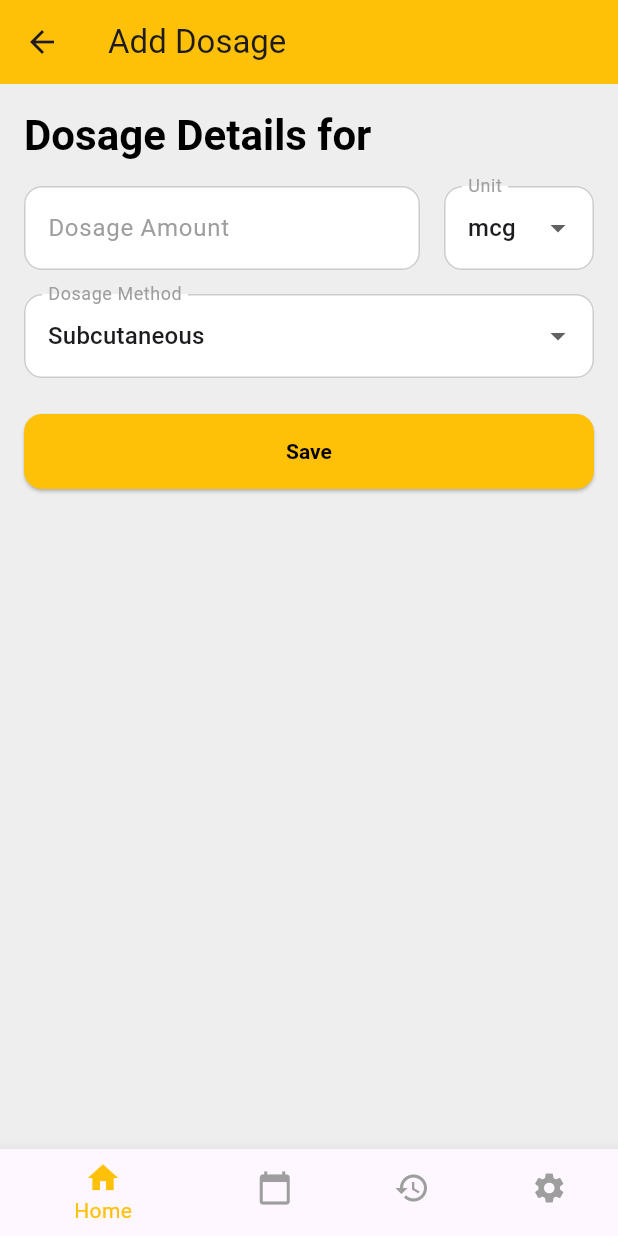
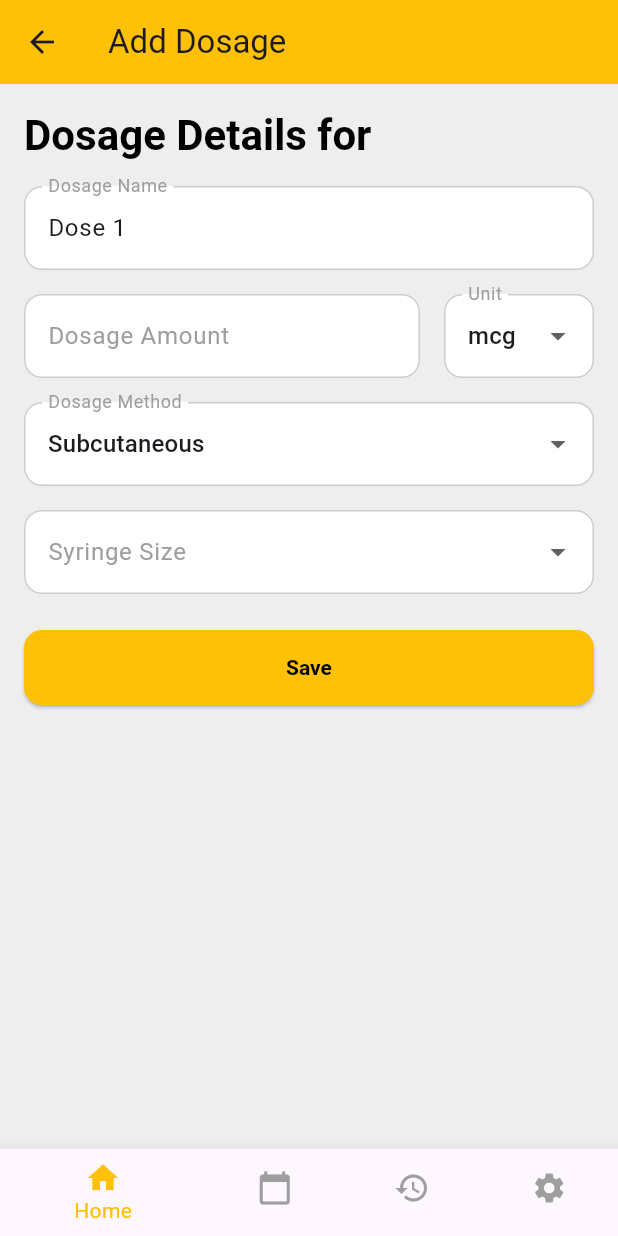
Before and after one commit to KiNeMspA/medtrackr, a Flutter app: the AddDosageScreen screen opened directly with empty values, on a phone screen of 412 x 824 dp. Run offline on Flutter 3.47's test engine with Material 3 defaults, Android fonts, the phone set to English and light mode, and no system bars; our stand-ins replace flutter_local_notifications, timezone; statements that could not run were skipped.

Commit message:
Fix build errors in dosage_form_screen.dart: remove invalid importPlaylist, ensure imports are at top, add null check for recon['syringeSize']

```diff
--- a/lib/screens/add_dosage_screen.dart
+++ b/lib/screens/dosage_form_screen.dart
@@ -3,6 +3,7 @@ import 'package:medtrackr/constants/constants.dart';
 import 'package:medtrackr/models/medication.dart';
 import 'package:medtrackr/models/dosage.dart';
 import 'package:medtrackr/models/enums/dosage_method.dart';
+import 'package:medtrackr/models/enums/syringe_size.dart';
 import 'package:provider/provider.dart';
 import 'package:medtrackr/providers/data_provider.dart';
 import 'package:medtrackr/widgets/navigation/app_bottom_navigation_bar.dart';
@@ -20,24 +21,59 @@ class AddDosageScreen extends StatefulWidget {
 class _AddDosageScreenState extends State<AddDosageScreen> {
   final _formKey = GlobalKey<FormState>();
   final _amountController = TextEditingController();
+  final _nameController = TextEditingController();
   String _doseUnit = 'mcg';
   DosageMethod _method = DosageMethod.subcutaneous;
+  SyringeSize? _syringeSize;
   bool _isSaving = false;
+  int _doseCount = 0;
 
   @override
   void initState() {
     super.initState();
+    final isReconstituted = widget.medication.reconstitutionVolume > 0;
+    final recon = widget.medication.selectedReconstitution;
+    final dataProvider = Provider.of<DataProvider>(context, listen: false);
+    _doseCount = dataProvider.getDosagesForMedication(widget.medication.id).length + 1;
+
     if (widget.dosage != null) {
       _amountController.text = widget.dosage!.totalDose.toString();
       _doseUnit = widget.dosage!.doseUnit;
       _method = widget.dosage!.method;
+      _nameController.text = widget.dosage!.name;
+      _syringeSize = recon != null && recon['syringeSize'] != null
+          ? SyringeSize.values.firstWhere(
+            (e) => e.value == recon['syringeSize'],
+        orElse: () => SyringeSize.size1_0,
+      )
+          : null;
+    } else {
+      if (isReconstituted && recon != null) {
+        _amountController.text =
+            _formatNumber(recon['targetDose']?.toDouble() ?? 0);
+        _doseUnit = recon['targetDoseUnit'] ?? 'mcg';
+        _syringeSize = recon['syringeSize'] != null
+            ? SyringeSize.values.firstWhere(
+              (e) => e.value == recon['syringeSize'],
+          orElse: () => SyringeSize.size1_0,
+        )
+            : SyringeSize.size1_0;
+        _nameController.text = 'Dose ${_formatNumber(recon['targetDose']?.toDouble() ?? 0)} ${_doseUnit}';
+      } else {
+        _nameController.text = 'Dose $_doseCount';
+      }
     }
   }
 
   @override
   void dispose() {
     _amountController.dispose();
+    _nameController.dispose();
     super.dispose();
+  }
+
+  String _formatNumber(double value) {
+    return value % 1 == 0 ? value.toInt().toString() : value.toStringAsFixed(2);
   }
 
   Future<void> _saveDosage(BuildContext context) async {
@@ -48,7 +84,7 @@ class _AddDosageScreenState extends State<AddDosageScreen> {
     final dosage = Dosage(
       id: widget.dosage?.id ?? DateTime.now().millisecondsSinceEpoch.toString(),
       medicationId: widget.medication.id,
-      name: widget.medication.name,
+      name: _nameController.text,
       method: _method,
       doseUnit: _doseUnit,
       totalDose: amount,
@@ -72,7 +108,7 @@ class _AddDosageScreenState extends State<AddDosageScreen> {
           ),
         ),
         content: Text(
-          '${widget.dosage == null ? 'Add' : 'Update'} dosage of $amount $_doseUnit via ${_method.displayName} for ${widget.medication.name}?',
+          '${widget.dosage == null ? 'Add' : 'Update'} dosage "${_nameController.text}" of $amount $_doseUnit via ${_method.displayName}${_syringeSize != null ? ' with ${_syringeSize!.displayName}' : ''} for ${widget.medication.name}?',
           style: AppConstants.cardBodyStyle,
         ),
         actions: [
@@ -127,6 +163,12 @@ class _AddDosageScreenState extends State<AddDosageScreen> {
 
   @override
   Widget build(BuildContext context) {
+    final isInjection = [
+      DosageMethod.subcutaneous,
+      DosageMethod.intramuscular,
+      DosageMethod.intravenous
+    ].contains(_method);
+
     return Scaffold(
       backgroundColor: Colors.grey[200],
       appBar: AppBar(
@@ -149,6 +191,15 @@ class _AddDosageScreenState extends State<AddDosageScreen> {
                   ),
                 ),
                 const SizedBox(height: 16),
+                TextFormField(
+                  controller: _nameController,
+                  decoration: AppConstants.formFieldDecoration.copyWith(
+                    labelText: 'Dosage Name',
+                  ),
+                  validator: (value) =>
+                  value == null || value.isEmpty ? 'Please enter a name' : null,
+                ),
+                const SizedBox(height: 16),
                 Row(
                   children: [
                     Expanded(
@@ -162,7 +213,8 @@ class _AddDosageScreenState extends State<AddDosageScreen> {
                           if (value == null || value.isEmpty) {
                             return 'Please enter an amount';
                           }
-                          if (double.tryParse(value) == null || double.parse(value) <= 0) {
+                          if (double.tryParse(value) == null ||
+                              double.parse(value) <= 0) {
                             return 'Please enter a valid positive number';
                           }
                           return null;
@@ -178,14 +230,16 @@ class _AddDosageScreenState extends State<AddDosageScreen> {
                           labelText: 'Unit',
                         ),
                         items: ['mg', 'mcg', 'IU']
-                            .map((unit) => DropdownMenuItem(value: unit, child: Text(unit)))
+                            .map((unit) =>
+                            DropdownMenuItem(value: unit, child: Text(unit)))
                             .toList(),
                         onChanged: (value) {
                           if (value != null) {
                             setState(() => _doseUnit = value);
                           }
                         },
-                        validator: (value) => value == null ? 'Please select a unit' : null,
+                        validator: (value) =>
+                        value == null ? 'Please select a unit' : null,
                       ),
                     ),
                   ],
@@ -197,15 +251,40 @@ class _AddDosageScreenState extends State<AddDosageScreen> {
                     labelText: 'Dosage Method',
                   ),
                   items: DosageMethod.values
-                      .map((method) => DropdownMenuItem(value: method, child: Text(method.displayName)))
+                      .map((method) =>
+                      DropdownMenuItem(value: method, child: Text(method.displayName)))
                       .toList(),
                   onChanged: (value) {
                     if (value != null) {
-                      setState(() => _method = value);
+                      setState(() {
+                        _method = value;
+                        if (!isInjection) _syringeSize = null;
+                      });
                     }
                   },
-                  validator: (value) => value == null ? 'Please select a method' : null,
+                  validator: (value) =>
+                  value == null ? 'Please select a method' : null,
                 ),
+                if (isInjection) ...[
+                  const SizedBox(height: 16),
+                  DropdownButtonFormField<SyringeSize>(
+                    value: _syringeSize,
+                    decoration: AppConstants.formFieldDecoration.copyWith(
+                      labelText: 'Syringe Size',
+                    ),
+                    items: SyringeSize.values
+                        .map((size) =>
+                        DropdownMenuItem(value: size, child: Text(size.displayName)))
+                        .toList(),
+                    onChanged: (value) {
+                      if (value != null) {
+                        setState(() => _syringeSize = value);
+                      }
+                    },
+                    validator: (value) =>
+                    value == null ? 'Please select a syringe size' : null,
+                  ),
+                ],
                 const SizedBox(height: 24),
                 ElevatedButton(
                   onPressed: _isSaving ? null : () => _saveDosage(context),
```
Also changed, not shown: lib/widgets/cards/dosage_card.dart (added).
